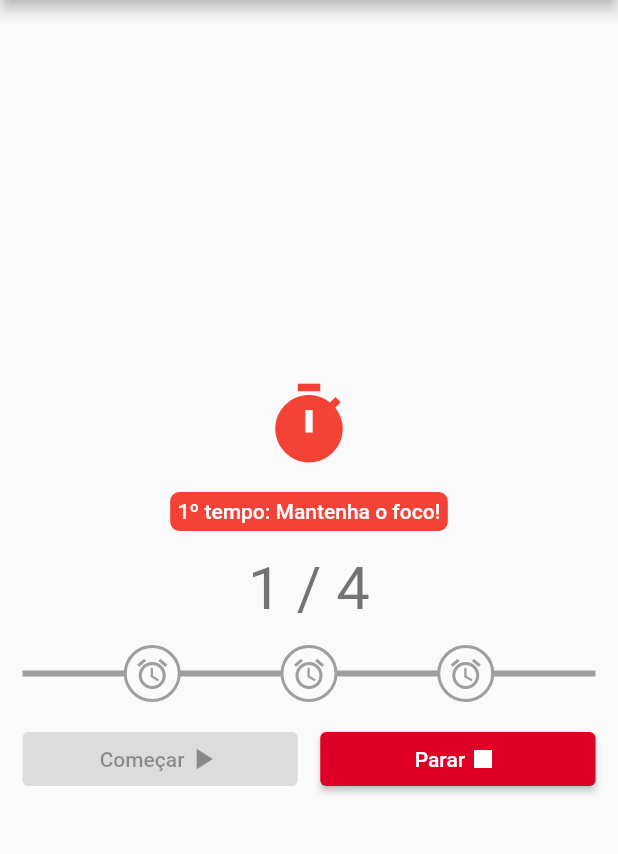
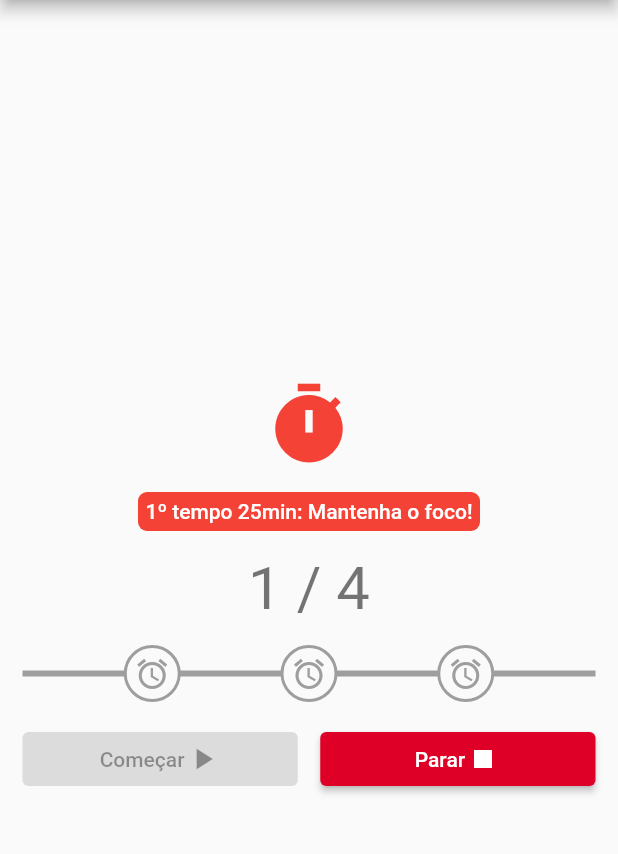
Before and after one commit to eduhds/ciclo_pomodoro, a Flutter app: the screen it shows after launch, after a tap on "Começar", on a phone screen of 412 x 824 dp, the part 84-938 px from its top. Run offline on Flutter 3.47's test engine with Material 2 defaults, Android fonts, the phone set to English and light mode, and no system bars; our stand-ins replace audioplayers.

Commit message:
fix: messages

```diff
--- a/lib/main.dart
+++ b/lib/main.dart
@@ -184,12 +184,12 @@ class _MyHomePageState extends State<MyHomePage> {
                 padding: const EdgeInsets.all(5),
                 child: Text(
                   isShortBreak
-                      ? '$currentFocusº intervalo: Descanse, tome um café, uma água...'
+                      ? '$currentFocusº intervalo 5min: Descanse, tome um café, uma água...'
                       : currentFocus == 0
                           ? 'Comece um ciclo Pomodoro!'
                           : isCompleted
-                              ? 'Ciclo completo'
-                              : '$currentFocusº tempo: Mantenha o foco!',
+                              ? 'Ciclo completo! Descanse 15min ou mais a cada ciclo.'
+                              : '$currentFocusº tempo 25min: Mantenha o foco!',
                   style: const TextStyle(
                       color: Colors.white, fontWeight: FontWeight.w500),
                 ),
```
